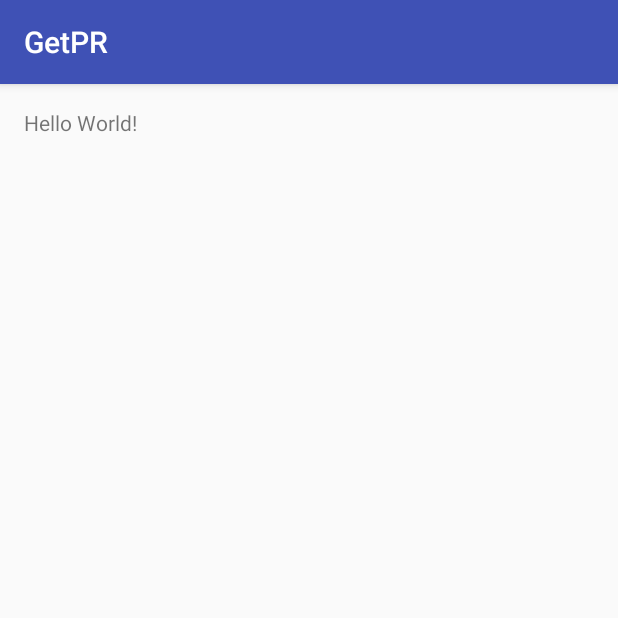
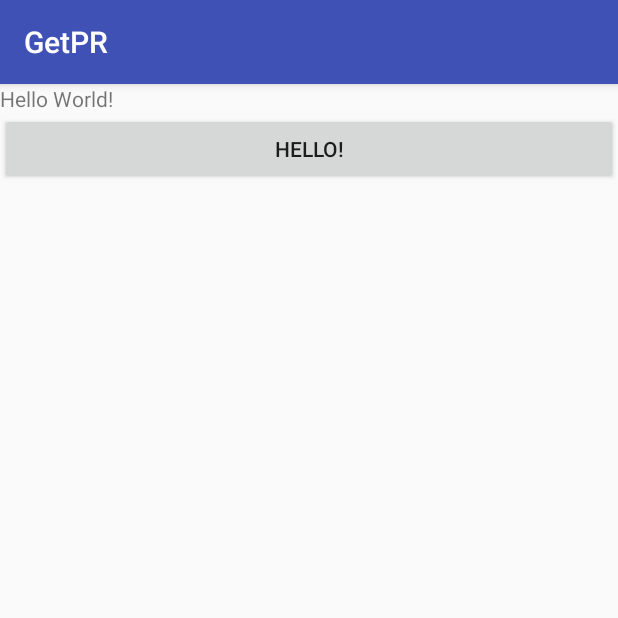
Before and after one commit to avalles/GetPR, an Android app: the screen it shows after launch (MainActivity), on a phone screen of 412 x 824 dp, the top half of it. Run offline under Robolectric (Android 15) with nearby library versions, the phone set to English and light mode, and no system bars.

Commit message:
first commit

```diff
--- a/app/src/main/res/layout/activity_main.xml
+++ b/app/src/main/res/layout/activity_main.xml
@@ -1,17 +1,22 @@
 <?xml version="1.0" encoding="utf-8"?>
-<RelativeLayout xmlns:android="http://schemas.android.com/apk/res/android"
+<LinearLayout xmlns:android="http://schemas.android.com/apk/res/android"
     xmlns:tools="http://schemas.android.com/tools"
     android:id="@+id/activity_main"
     android:layout_width="match_parent"
     android:layout_height="match_parent"
-    android:paddingBottom="@dimen/activity_vertical_margin"
-    android:paddingLeft="@dimen/activity_horizontal_margin"
-    android:paddingRight="@dimen/activity_horizontal_margin"
-    android:paddingTop="@dimen/activity_vertical_margin"
+    android:orientation="vertical"
     tools:context="com.trafalascode.getpr.MainActivity">
 
     <TextView
         android:layout_width="wrap_content"
         android:layout_height="wrap_content"
         android:text="Hello World!" />
-</RelativeLayout>
+
+    <Button
+        android:layout_width="match_parent"
+        android:layout_height="wrap_content"
+        android:text="Hello!"/>
+
+
+
+</LinearLayout>
```
